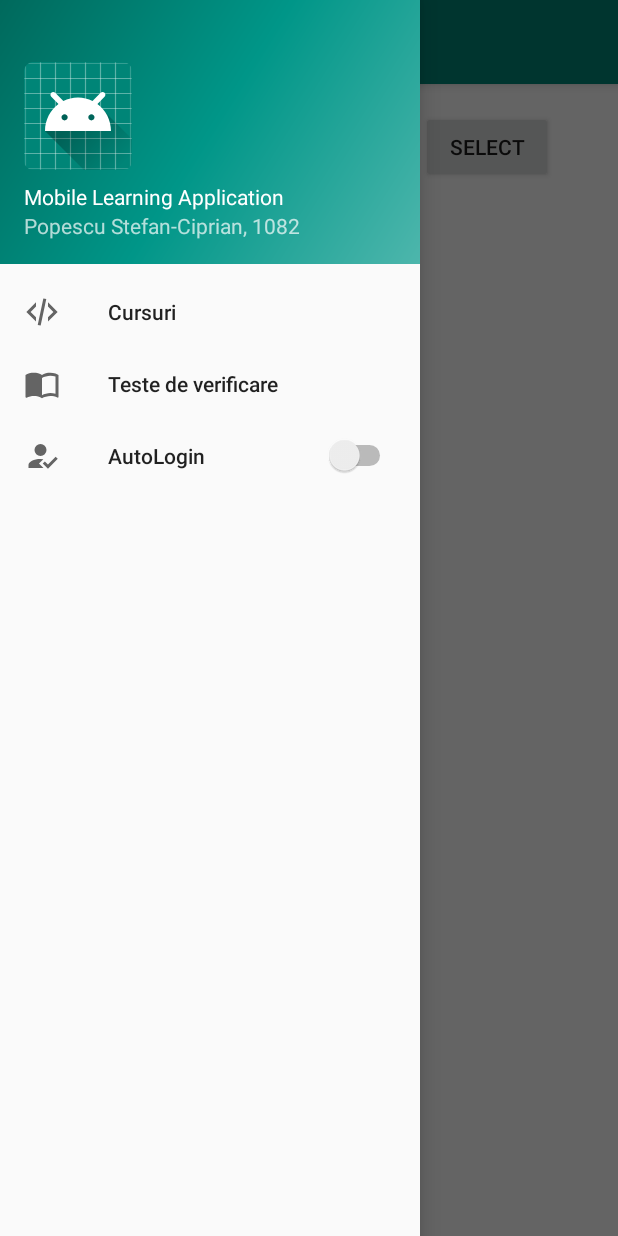
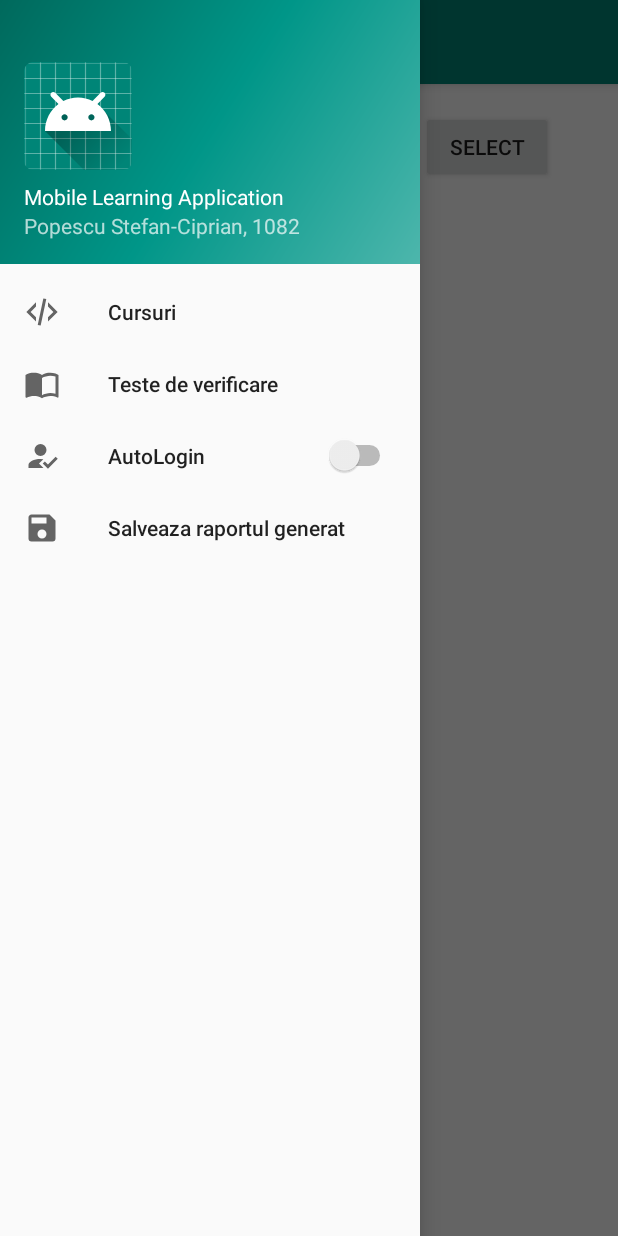
Before and after one commit to popescuciprian/mobilelearningapp, an Android app: the MainActivity screen opened directly, with no data from a screen before it, with the side drawer open, on a phone screen of 412 x 824 dp. Run offline under Robolectric (Android 15) with nearby library versions, the phone set to English and light mode, and no system bars; our stand-ins replace Firebase (no records; nobody signed in at launch, a user with empty details on screens opened directly), navigation-ui.

```diff
--- a/app/src/main/AndroidManifest.xml
+++ b/app/src/main/AndroidManifest.xml
@@ -2,6 +2,7 @@
 <manifest xmlns:android="http://schemas.android.com/apk/res/android"
     package="local.cipri.mobilelearningapp">
     <uses-permission android:name="android.permission.INTERNET" />
+    <uses-permission android:name = "android.permission.WRITE_EXTERNAL_STORAGE"/>
     <application
         android:allowBackup="true"
         android:icon="@mipmap/ic_launcher"
--- a/app/src/main/res/menu/activity_main_drawer.xml
+++ b/app/src/main/res/menu/activity_main_drawer.xml
@@ -22,6 +22,11 @@
             android:title="@string/main_nav_autoLogin"
             app:actionLayout="@layout/switch_item" />
 
+        <item
+            android:id="@+id/main_nav_save_rap"
+            android:icon="@drawable/content_save"
+            android:title="@string/salvare_rap_label" />
+
     </group>
 
 </menu>
--- a/app/src/main/res/values/strings.xml
+++ b/app/src/main/res/values/strings.xml
@@ -32,5 +32,9 @@
     <string name="teste_de_verificare">Teste de verificare</string>
     <string name="cursuri">Cursuri</string>
     <string name="auto_login_toast">Logare automata!</string>
+    <string name="salvare_rap_label">Salveaza raportul generat</string>
+    <string name="err_generare_raport">Trebuie intai sa generezi un raport!</string>
+    <string name="err_generare_Raport_Txt">Eroare generare raport txt!</string>
+    <string name="succes_generare_rap_curs">Raport cursuri generat cu succes!!</string>
 
 </resources>
```
Also changed, not shown: app/src/main/java/local/cipri/mobilelearningapp/MainActivity.java (+58 -9 lines).
